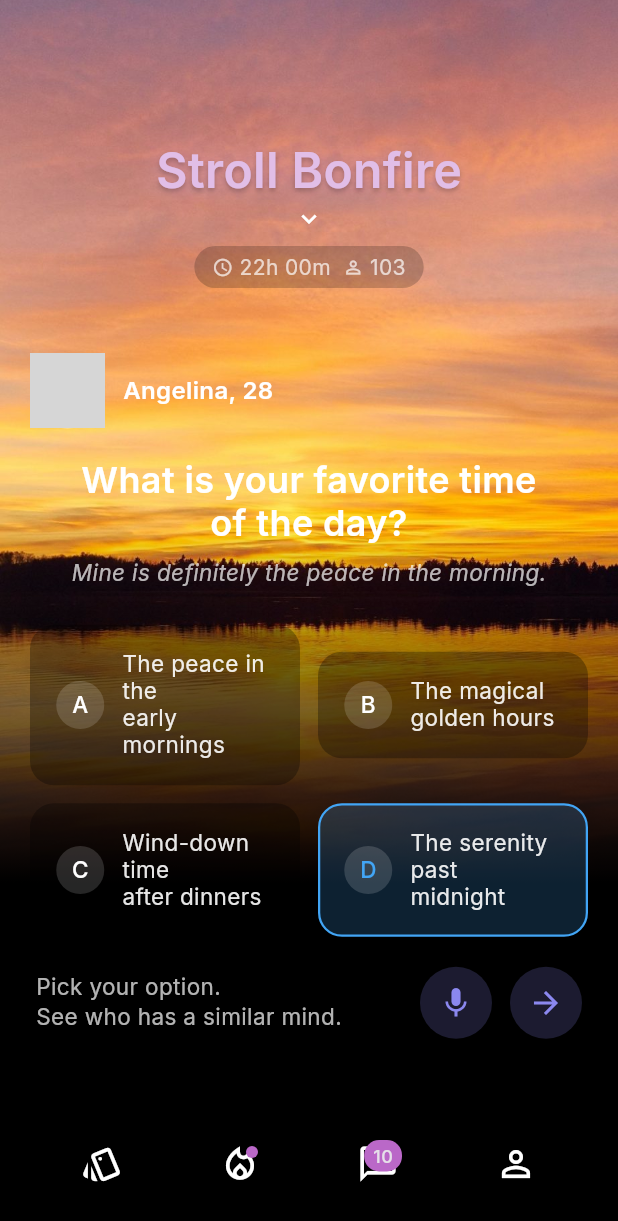
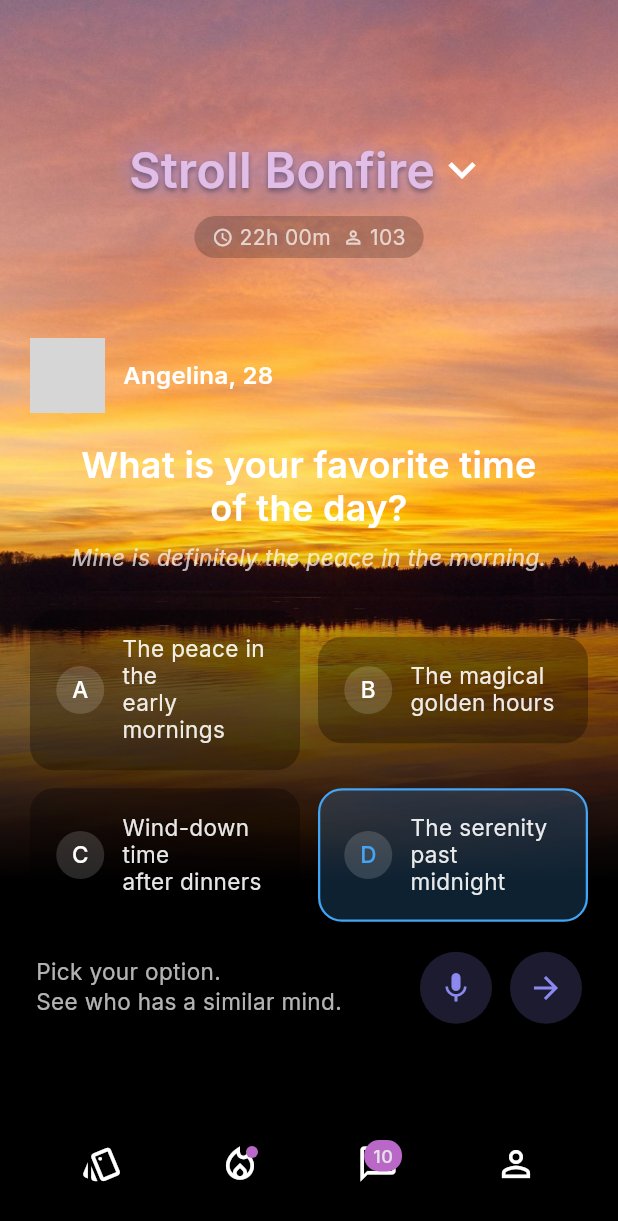
Before and after one commit to ikrishnag/bonfire-ui, a Flutter app: the screen it shows after launch, on a phone screen of 412 x 824 dp. Shown: the top 1221 px of the screen. Run offline on Flutter 3.47's test engine with Material 3 defaults, Android fonts, the phone set to English and light mode, and no system bars; our stand-ins replace google_fonts; network calls fail; grey boxes are pictures that could not be loaded.

Commit message:
feat: update HeaderTitle widget layout and improve styling

```diff
--- a/lib/presentation/widgets/header.dart
+++ b/lib/presentation/widgets/header.dart
@@ -1,5 +1,7 @@
 import 'package:flutter/material.dart';
 import 'package:google_fonts/google_fonts.dart';
+
+import '../../constants/colors.dart';
 
 class HeaderTitle extends StatelessWidget {
   const HeaderTitle({super.key});
@@ -7,6 +9,9 @@ class HeaderTitle extends StatelessWidget {
   @override
   Widget build(BuildContext context) {
     return Column(
+      children: [
+        Row(
+          mainAxisAlignment: MainAxisAlignment.center,
           children: [
             Text(
               'Stroll Bonfire',
@@ -16,12 +21,12 @@ class HeaderTitle extends StatelessWidget {
                 color: Colors.purple.shade100,
                 shadows: [
                   const Shadow(
-                color: Colors.black26,
+                    color: Colors.black45,
                     offset: Offset(0, 2),
                     blurRadius: 4,
                   ),
                   Shadow(
-                color: Colors.purple.shade200.withOpacity(0.5),
+                    color: AppColors.purple,
                     offset: const Offset(0, 0),
                     blurRadius: 20,
                   ),
@@ -31,7 +36,9 @@ class HeaderTitle extends StatelessWidget {
             const Icon(
               Icons.keyboard_arrow_down,
               color: Colors.white,
-          size: 20,
+              size: 36,
+            ),
+          ],
         ),
         const SizedBox(height: 8),
         Container(
--- a/lib/presentation/widgets/profile_section.dart
+++ b/lib/presentation/widgets/profile_section.dart
@@ -17,7 +17,7 @@ class ProfileQuestion extends StatelessWidget {
                 border: Border.all(color: Colors.white, width: 2),
                 image: const DecorationImage(
                   image: NetworkImage(
-                      'https://hebbkx1anhila5yf.public.blob.vercel-storage.com/image-RQErnnPgbTMSj7GXq07e5u0ZO8NwWf.png'),
+                      ''),
                   fit: BoxFit.cover,
                 ),
               ),
```
Lines whose indentation alone changed are shown as unchanged.
